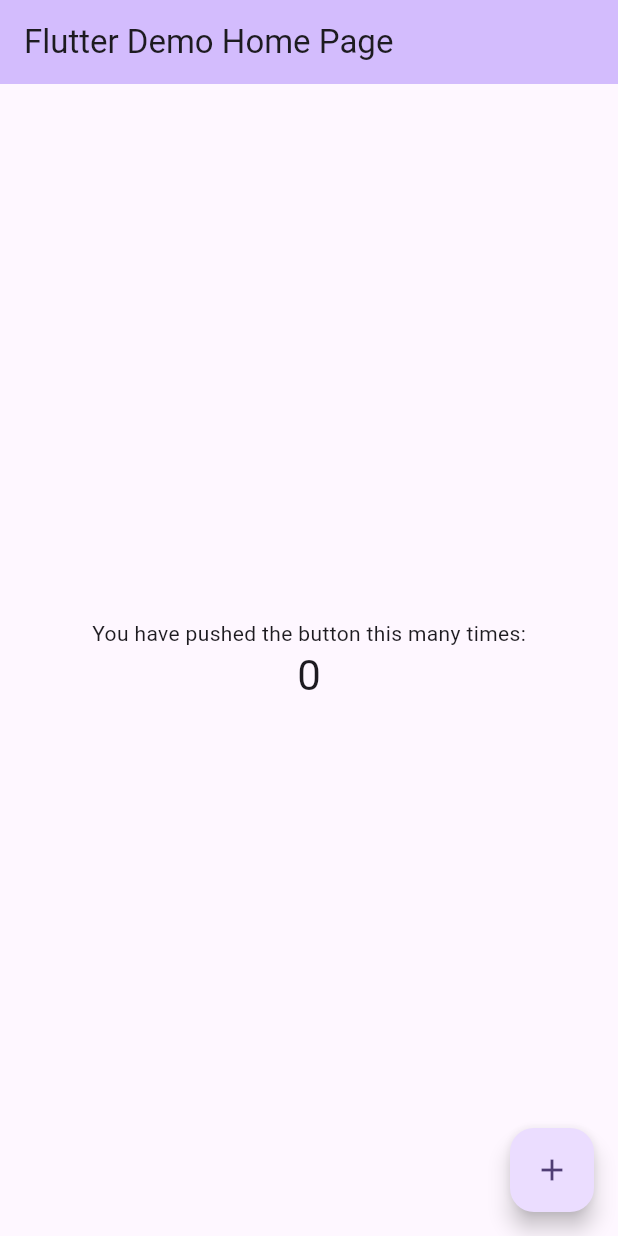
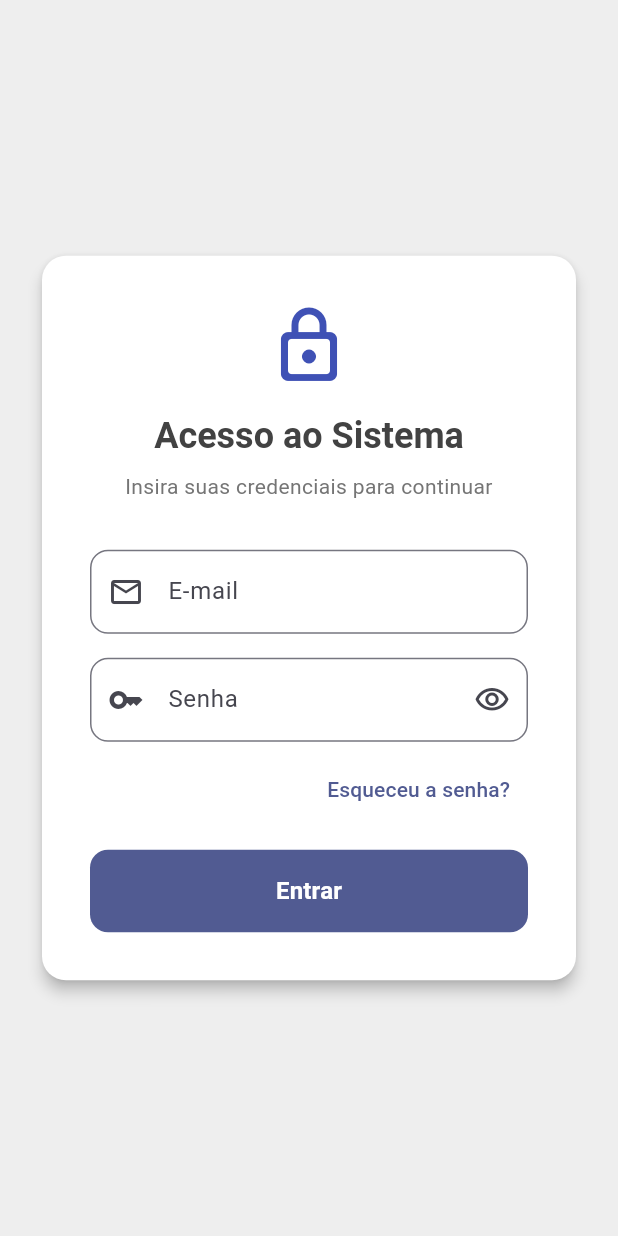
Before and after one commit to WeslleyMartinsBatista/Fliperama_TI, a Flutter app: the screen it shows after launch, on a phone screen of 412 x 824 dp. Run offline on Flutter 3.47's test engine with Material 3 defaults, Android fonts, the phone set to English and light mode, and no system bars.

Commit message:
fix: adição de LoginView ao fluxo da main

```diff
--- a/lib/main.dart
+++ b/lib/main.dart
@@ -1,64 +1,24 @@
-import 'package:material_ui/material_ui.dart';
+import 'package:flutter/material.dart';
+
+import 'view/LoginView.dart';
 
 void main() {
-  runApp(const MyApp());
+  runApp(const LoginApp());
 }
 
-class MyApp extends StatelessWidget {
-  const MyApp({super.key});
+class LoginApp extends StatelessWidget {
+  const LoginApp({super.key});
 
   @override
   Widget build(BuildContext context) {
     return MaterialApp(
-      title: 'Flutter Demo',
-      theme: ThemeData(colorScheme: .fromSeed(seedColor: Colors.deepPurple)),
-      home: const MyHomePage(title: 'Flutter Demo Home Page'),
+      title: 'Login Flutter',
+      debugShowCheckedModeBanner: false,
+      theme: ThemeData(
+        colorScheme: ColorScheme.fromSeed(seedColor: Colors.indigo),
+        useMaterial3: true,
+      ),
+      home: const LoginView(),
     );
   }
 }
-
-class MyHomePage extends StatefulWidget {
-  const MyHomePage({super.key, required this.title});
-
-  final String title;
-
-  @override
-  State<MyHomePage> createState() => _MyHomePageState();
-}
-
-class _MyHomePageState extends State<MyHomePage> {
-  int _counter = 0;
-
-  void _incrementCounter() {
-    setState(() {
-      _counter++;
-    });
-  }
-
-  @override
-  Widget build(BuildContext context) {
-    return Scaffold(
-      appBar: AppBar(
-        backgroundColor: Theme.of(context).colorScheme.inversePrimary,
-        title: Text(widget.title),
-      ),
-      body: Center(
-        child: Column(
-          mainAxisAlignment: .center,
-          children: [
-            const Text('You have pushed the button this many times:'),
-            Text(
-              '$_counter',
-              style: Theme.of(context).textTheme.headlineMedium,
-            ),
-          ],
-        ),
-      ),
-      floatingActionButton: FloatingActionButton(
-        onPressed: _incrementCounter,
-        tooltip: 'Increment',
-        child: const Icon(Icons.add),
-      ),
-    );
-  }
-}
--- /dev/null
+++ b/lib/model/UserModel.dart
@@ -0,0 +1,6 @@
+class Usermodel {
+  var nome;
+  var email;
+  var senha;
+  var cargo;
+}
--- /dev/null
+++ b/lib/view/LoginView.dart
@@ -0,0 +1,190 @@
+import 'package:flutter/material.dart';
+
+class LoginView extends StatefulWidget {
+  const LoginView({super.key});
+
+  @override
+  State<LoginView> createState() => _LoginViewState();
+}
+
+class _LoginViewState extends State<LoginView> {
+  final _formKey = GlobalKey<FormState>();
+  final _emailController = TextEditingController();
+  final _passwordController = TextEditingController();
+
+  bool _obscurePassword = true;
+  bool _isLoading = false;
+
+  @override
+  void dispose() {
+    _emailController.dispose();
+    _passwordController.dispose();
+    super.dispose();
+  }
+
+  Future<void> _handleLogin() async {
+    if (_formKey.currentState!.validate()) {
+      setState(() => _isLoading = true);
+
+      await Future.delayed(const Duration(seconds: 2));
+
+      if (!mounted) return;
+      setState(() => _isLoading = false);
+
+      ScaffoldMessenger.of(context).showSnackBar(
+        SnackBar(
+          content: Text('Bem-vindo, ${_emailController.text}!'),
+          backgroundColor: Colors.green.shade700,
+        ),
+      );
+    }
+  }
+
+  @override
+  Widget build(BuildContext context) {
+    return Scaffold(
+      backgroundColor: Colors.grey.shade200,
+      body: Center(
+        child: SingleChildScrollView(
+          padding: const EdgeInsets.all(24.0),
+          child: ConstrainedBox(
+            constraints: const BoxConstraints(maxWidth: 400),
+            child: Card(
+              elevation: 4,
+              color: Colors.white,
+              shape: RoundedRectangleBorder(
+                borderRadius: BorderRadius.circular(16),
+              ),
+              child: Padding(
+                padding: const EdgeInsets.all(32.0),
+                child: Form(
+                  key: _formKey,
+                  child: Column(
+                    mainAxisSize: MainAxisSize.min,
+                    crossAxisAlignment: CrossAxisAlignment.stretch,
+                    children: [
+                      const Icon(
+                        Icons.lock_outline_rounded,
+                        size: 56,
+                        color: Colors.indigo,
+                      ),
+                      const SizedBox(height: 16),
+                      Text(
+                        'Acesso ao Sistema',
+                        textAlign: TextAlign.center,
+                        style: Theme.of(context).textTheme.headlineSmall
+                            ?.copyWith(
+                              fontWeight: FontWeight.bold,
+                              color: Colors.grey.shade800,
+                            ),
+                      ),
+                      const SizedBox(height: 8),
+                      Text(
+                        'Insira suas credenciais para continuar',
+                        textAlign: TextAlign.center,
+                        style: Theme.of(context).textTheme.bodyMedium
+                            ?.copyWith(color: Colors.grey.shade600),
+                      ),
+                      const SizedBox(height: 32),
+                      TextFormField(
+                        controller: _emailController,
+                        keyboardType: TextInputType.emailAddress,
+                        textInputAction: TextInputAction.next,
+                        decoration: InputDecoration(
+                          labelText: 'E-mail',
+                          hintText: 'seu@email.com',
+                          prefixIcon: const Icon(Icons.email_outlined),
+                          border: OutlineInputBorder(
+                            borderRadius: BorderRadius.circular(12),
+                          ),
+                        ),
+                        validator: (value) {
+                          if (value == null || value.trim().isEmpty) {
+                            return 'Por favor, digite seu e-mail';
+                          }
+                          if (!value.contains('@')) {
+                            return 'Digite um e-mail válido';
+                          }
+                          return null;
+                        },
+                      ),
+                      const SizedBox(height: 16),
+                      TextFormField(
+                        controller: _passwordController,
+                        obscureText: _obscurePassword,
+                        textInputAction: TextInputAction.done,
+                        onFieldSubmitted: (_) => _handleLogin(),
+                        decoration: InputDecoration(
+                          labelText: 'Senha',
+                          prefixIcon: const Icon(Icons.key_outlined),
+                          suffixIcon: IconButton(
+                            icon: Icon(
+                              _obscurePassword
+                                  ? Icons.visibility_outlined
+                                  : Icons.visibility_off_outlined,
+                            ),
+                            onPressed: () {
+                              setState(() {
+                                _obscurePassword = !_obscurePassword;
+                              });
+                            },
+                          ),
+                          border: OutlineInputBorder(
+                            borderRadius: BorderRadius.circular(12),
+                          ),
+                        ),
+                        validator: (value) {
+                          if (value == null || value.isEmpty) {
+                            return 'Por favor, digite sua senha';
+                          }
+                          if (value.length < 6) {
+                            return 'A senha deve ter pelo menos 6 caracteres';
+                          }
+                          return null;
+                        },
+                      ),
+                      const SizedBox(height: 8),
+                      Align(
+                        alignment: Alignment.centerRight,
+                        child: TextButton(
+                          onPressed: () {},
+                          child: const Text('Esqueceu a senha?'),
+                        ),
+                      ),
+                      const SizedBox(height: 16),
+                      FilledButton(
+                        onPressed: _isLoading ? null : _handleLogin,
+                        style: FilledButton.styleFrom(
+                          padding: const EdgeInsets.symmetric(vertical: 16),
+                          shape: RoundedRectangleBorder(
+                            borderRadius: BorderRadius.circular(12),
+                          ),
+                        ),
+                        child: _isLoading
+                            ? const SizedBox(
+                                height: 20,
+                                width: 20,
+                                child: CircularProgressIndicator(
+                                  strokeWidth: 2,
+                                  color: Colors.white,
+                                ),
+                              )
+                            : const Text(
+                                'Entrar',
+                                style: TextStyle(
+                                  fontSize: 16,
+                                  fontWeight: FontWeight.bold,
+                                ),
+                              ),
+                      ),
+                    ],
+                  ),
+                ),
+              ),
+            ),
+          ),
+        ),
+      ),
+    );
+  }
+}
```
Also changed, not shown: lib/controller/LoginController.dart (added).
